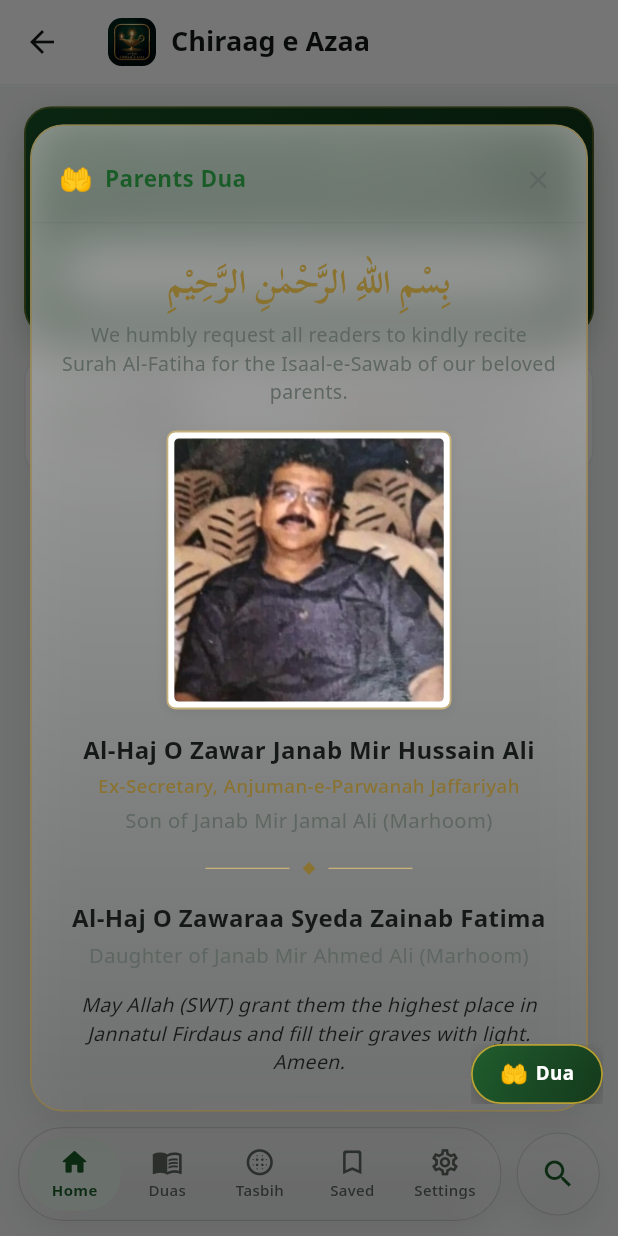
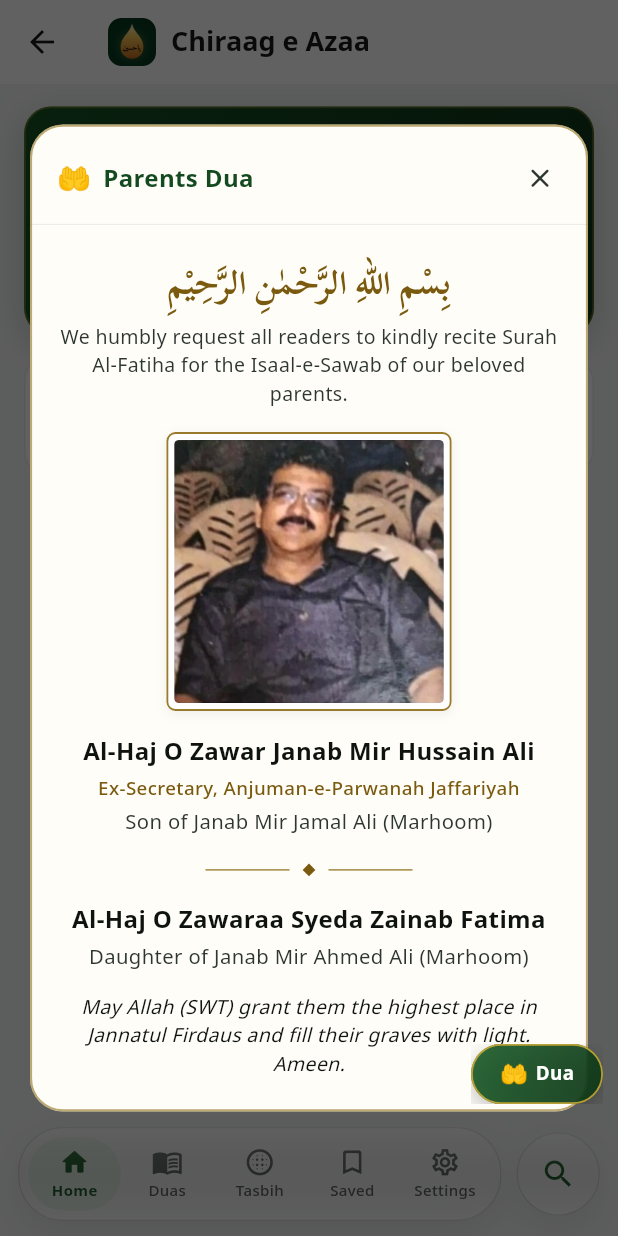
Before and after one commit to Abobker85/ChiraagEAzaa, a Flutter app: the MainShell screen opened directly, after a tap on "Dua", on a phone screen of 412 x 824 dp. Run offline on Flutter 3.47's test engine with Material 3 defaults, Android fonts, the phone set to English and light mode, and no system bars; our stand-ins replace firebase_core, firebase_messaging, flutter_html, flutter_local_notifications, sqflite, sqflite_common_ffi_web; accounts and stored records are empty.

Commit message:
feat: update app logo to Ya Hussain flame, credit Mir Sajjad Ali, and fix Dua popup contrast (v1.1.0+13)

```diff
--- a/lib/screens/settings_screen.dart
+++ b/lib/screens/settings_screen.dart
@@ -243,7 +243,7 @@ class _SettingsScreenState extends State<SettingsScreen> {
             ]),
             _sectionHeader('Credits', colors),
             _settingsCard(colors, [
-              _infoRow(colors, 'Designed & Developed by', 'Mir Ali', trailing: const Text('💚', style: TextStyle(fontSize: 20))),
+              _infoRow(colors, 'Designed & Developed by', 'Mir Sajjad Ali', trailing: const Text('💚', style: TextStyle(fontSize: 20))),
               Divider(height: 1, thickness: 0.5, color: colors.separator),
               ListTile(
                 title: Text('Email', style: TextStyle(color: colors.textPrimary)),
--- a/lib/widgets/glass_container.dart
+++ b/lib/widgets/glass_container.dart
@@ -49,16 +49,19 @@ class GlassContainer extends StatelessWidget {
       padding: padding,
       decoration: BoxDecoration(
         color: disableBlur
-            ? (isDark ? colors.card : colors.card.withValues(alpha: 0.96))
+            ? (isDark ? colors.card : colors.card.withValues(alpha: 0.98))
             : effectiveTint,
         borderRadius: borderRadius,
         border: Border.all(color: effectiveBorder, width: borderWidth),
+      ),
+      foregroundDecoration: BoxDecoration(
+        borderRadius: borderRadius,
         gradient: LinearGradient(
           begin: Alignment.topCenter,
           end: Alignment.bottomCenter,
           colors: [
-            Colors.white.withValues(alpha: isDark ? 0.10 : 0.42),
-            Colors.white.withValues(alpha: isDark ? 0.02 : 0.06),
+            Colors.white.withValues(alpha: isDark ? 0.08 : 0.22),
+            Colors.transparent,
           ],
         ),
       ),
--- a/lib/widgets/parents_dua_bubble.dart
+++ b/lib/widgets/parents_dua_bubble.dart
@@ -1,7 +1,6 @@
 import 'package:flutter/material.dart';
 import 'package:flutter/services.dart';
 import '../theme.dart';
-import 'glass_container.dart';
 import 'parents_memorial_card.dart';
 
 /// Global draggable Liquid Glass floating bubble shown across every screen.
@@ -36,29 +35,31 @@ class _ParentsDuaBubbleState extends State<ParentsDuaBubble> {
       await showDialog<void>(
         context: navContext,
         barrierDismissible: true,
+        barrierColor: Colors.black.withValues(alpha: 0.62),
         builder: (ctx) {
           final colors = AppColors.of(ctx);
           final isDark = Theme.of(ctx).brightness == Brightness.dark;
-          final borderColor = colors.gold.withValues(alpha: isDark ? 0.45 : 0.55);
+          final surfaceColor = isDark ? const Color(0xFF181E1A) : const Color(0xFFFFFDF8);
+          final borderColor = isDark
+              ? AppTheme.gold.withValues(alpha: 0.55)
+              : const Color(0xFF9A7B2C).withValues(alpha: 0.65);
 
           return Dialog(
-            backgroundColor: Colors.transparent,
-            elevation: 0,
+            backgroundColor: surfaceColor,
+            surfaceTintColor: Colors.transparent,
+            elevation: 16,
             insetPadding: const EdgeInsets.symmetric(horizontal: 20, vertical: 28),
+            shape: RoundedRectangleBorder(
+              borderRadius: BorderRadius.circular(22),
+              side: BorderSide(color: borderColor, width: 1.4),
+            ),
             child: ConstrainedBox(
               constraints: const BoxConstraints(maxWidth: 420),
-              child: GlassContainer(
-                borderRadius: BorderRadius.circular(22),
-                tintColor: isDark
-                    ? colors.card.withValues(alpha: 0.94)
-                    : colors.card.withValues(alpha: 0.96),
-                borderColor: borderColor,
-                borderWidth: 1.2,
               child: Column(
                 mainAxisSize: MainAxisSize.min,
                 children: [
                   Padding(
-                      padding: const EdgeInsets.fromLTRB(18, 12, 8, 4),
+                    padding: const EdgeInsets.fromLTRB(18, 12, 8, 6),
                     child: Row(
                       children: [
                         const Text('🤲', style: TextStyle(fontSize: 18)),
@@ -67,9 +68,9 @@ class _ParentsDuaBubbleState extends State<ParentsDuaBubble> {
                           child: Text(
                             'Parents Dua',
                             style: TextStyle(
-                                fontSize: 15,
+                              fontSize: 16,
                               fontWeight: FontWeight.w700,
-                                color: isDark ? Colors.white : colors.accent,
+                              color: isDark ? Colors.white : const Color(0xFF144A20),
                             ),
                           ),
                         ),
@@ -77,22 +78,21 @@ class _ParentsDuaBubbleState extends State<ParentsDuaBubble> {
                           tooltip: 'Close',
                           icon: Icon(
                             Icons.close_rounded,
-                              size: 20,
-                              color: colors.textSecondary,
+                            size: 21,
+                            color: isDark ? Colors.white70 : const Color(0xFF2D3631),
                           ),
                           onPressed: () => Navigator.of(ctx).pop(),
                         ),
                       ],
                     ),
                   ),
-                    Divider(height: 1, thickness: 0.5, color: colors.separator),
+                  Divider(height: 1, thickness: 0.6, color: colors.separator),
                   const Flexible(
                     child: SingleChildScrollView(
                       child: ParentsMemorialCard(),
                     ),
                   ),
                 ],
-                ),
               ),
             ),
           );
--- a/lib/widgets/parents_memorial_card.dart
+++ b/lib/widgets/parents_memorial_card.dart
@@ -9,12 +9,12 @@ class ParentsMemorialCard extends StatelessWidget {
   @override
   Widget build(BuildContext context) {
     final isDark = Theme.of(context).brightness == Brightness.dark;
-    final primaryText = isDark ? Colors.white : AppTheme.textPrimary;
-    final secondaryText = isDark ? Colors.white70 : AppTheme.textSecondary;
-    final accentColor = isDark ? AppTheme.gold : const Color(0xFF8A7230);
+    final primaryText = isDark ? const Color(0xFFFFFFFF) : const Color(0xFF0E1310);
+    final secondaryText = isDark ? const Color(0xFFD8E0DA) : const Color(0xFF2D3631);
+    final accentColor = isDark ? const Color(0xFFF0CE6E) : const Color(0xFF7A5A0F);
     final frameBorderColor = isDark
-        ? AppTheme.gold.withValues(alpha: 0.5)
-        : const Color(0xFFC5B07A);
+        ? AppTheme.gold.withValues(alpha: 0.65)
+        : const Color(0xFF9A7B2C);
 
     return Padding(
       padding: const EdgeInsets.symmetric(horizontal: 20, vertical: 22),
--- a/pubspec.yaml
+++ b/pubspec.yaml
@@ -1,7 +1,7 @@
 name: chiraag_e_azaa
 description: 5,128 Nouhay, Marsias, Duas, Manqabat & more
 publish_to: 'none'
-version: 1.1.0+12
+version: 1.1.0+13
 
 environment:
   sdk: '>=3.0.0 <4.0.0'
```
Also changed, not shown: assets/icon/app_icon.png, 32 other files. Lines whose indentation alone changed are shown as unchanged.
